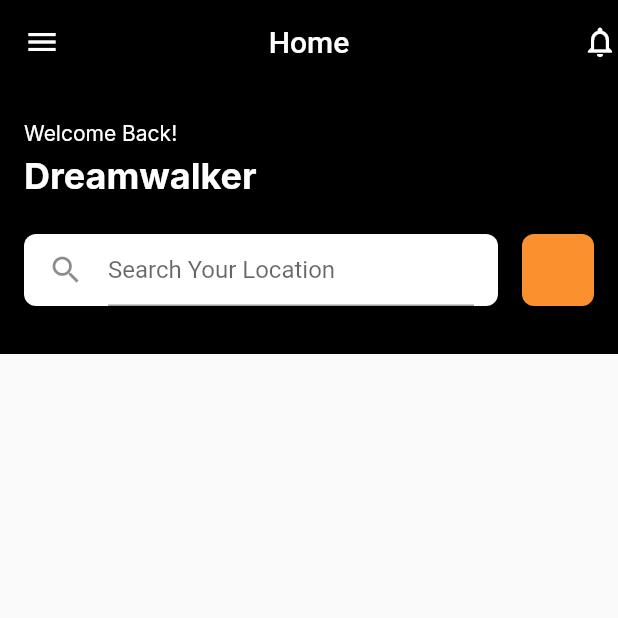
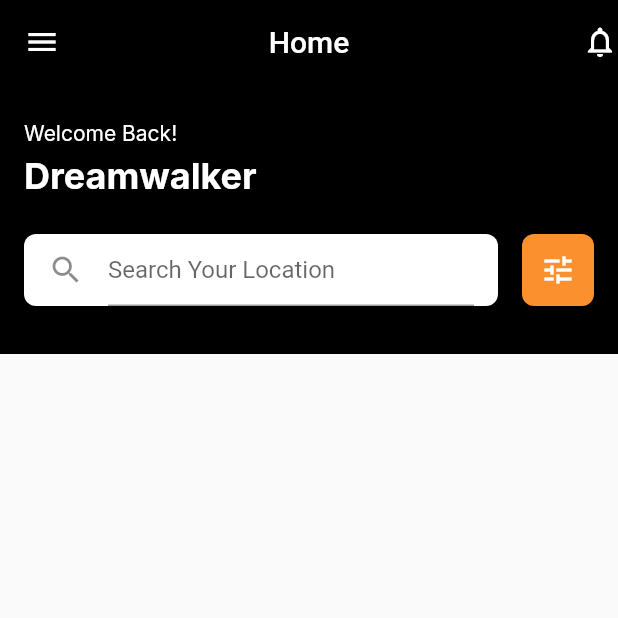
Before and after one commit to JAICHANGPARK/flutter_notebook_chapter_24, a Flutter app: the PropertyMainPage screen opened directly, on a phone screen of 412 x 824 dp, the top half of it. Run offline on Flutter 3.47's test engine with Material 2 defaults, Android fonts, the phone set to English and light mode, and no system bars; our stand-ins replace flutter_riverpod, freezed_annotation, google_fonts, ionicons, percent_indicator; missing offline and left inert: crypto_font_icons; network calls fail.

Commit message:
Update property_main_page.dart

```diff
--- a/lib/ep1393_property_app/view/property_main_page.dart
+++ b/lib/ep1393_property_app/view/property_main_page.dart
@@ -63,10 +63,7 @@ class _PropertyMainPageState extends State<PropertyMainPage> {
                               ),
                               padding: EdgeInsets.symmetric(horizontal: 16),
                               child: TextField(
-                                decoration: InputDecoration(
-                                  icon: Icon(Icons.search),
-                                  hintText: "Search Your Location"
-                                ),
+                                decoration: InputDecoration(icon: Icon(Icons.search), hintText: "Search Your Location"),
                               ),
                             ),
                           ),
@@ -79,6 +76,10 @@ class _PropertyMainPageState extends State<PropertyMainPage> {
                             decoration: BoxDecoration(
                               color: Color(0xfffa902e),
                               borderRadius: BorderRadius.circular(8),
+                            ),
+                            child: Icon(
+                              Icons.tune,
+                              color: Colors.white,
                             ),
                           )
                         ],
```
